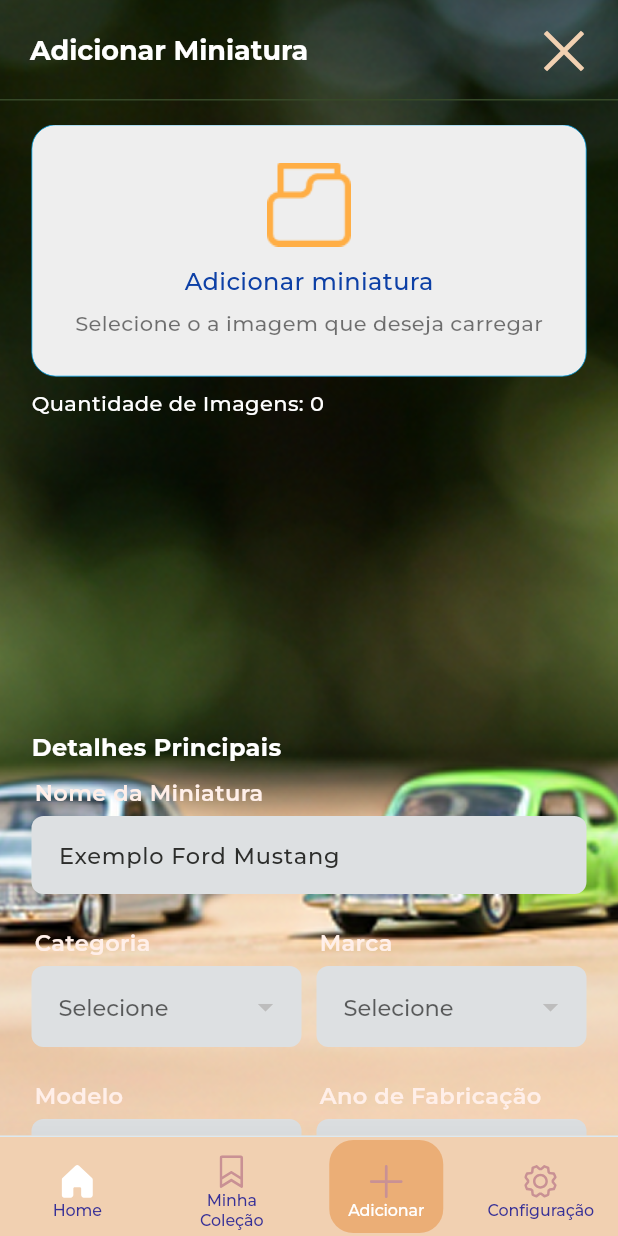
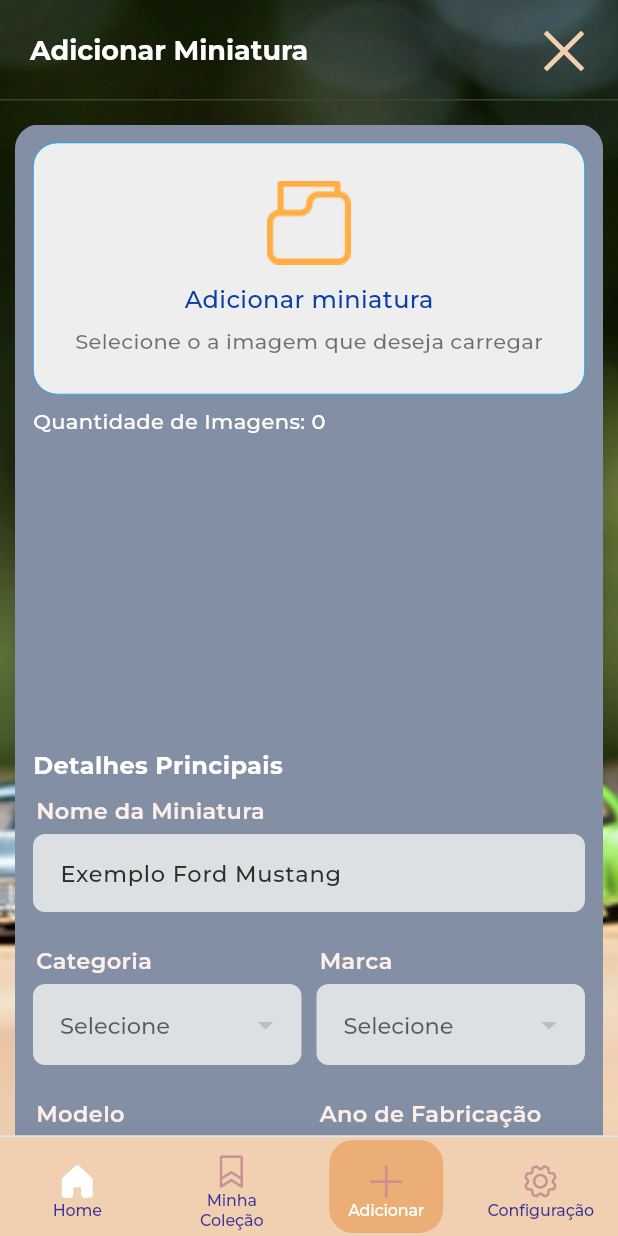
Before and after one commit to caneto/Catalago_colecionadores, a Flutter app: the AddCarColection screen opened by its route, on a phone screen of 412 x 824 dp. Run offline on Flutter 3.47's test engine with Material 3 defaults, Android fonts, the phone set to English and light mode, and no system bars; our stand-ins replace bloc, camera, device_preview, dotted_border, equatable, flutter_bloc and 11 more; missing offline and left inert: validatorless; accounts and stored records are empty; generated files the repository leaves out were written again; project files that could hold a hidden picture were left out.

Commit message:
Acerto do campo 'Escala' e unificado o padrão de validação dos textformfiiedl

```diff
--- a/lib/main.dart
+++ b/lib/main.dart
@@ -1,23 +1,19 @@
 import 'dart:async';
 import 'dart:developer';
 
-import 'package:camera/camera.dart';
 import 'package:catalago_colecionadores/src/colecao_main_app.dart';
 import 'package:device_preview/device_preview.dart';
 import 'package:flutter/material.dart';
-
-late List<CameraDescription> _cameras;
 
 void main() {
   runZonedGuarded(
     () async {
       WidgetsFlutterBinding.ensureInitialized();
-      //_cameras = await availableCameras();
 
       runApp(
         DevicePreview(
-          builder: (_) => ColecaoMainApp(),//cameras: _cameras),
-          enabled: false,  // Para ativsar o preview, troque para true.
+          builder: (_) => ColecaoMainApp(),
+          enabled: false, // Para ativsar o preview, troque para true.
         ),
       );
     },
--- a/lib/src/core/ui/theme/catalago_colecionador_theme.dart
+++ b/lib/src/core/ui/theme/catalago_colecionador_theme.dart
@@ -2,7 +2,9 @@ import 'package:flutter/material.dart';
 
 final class CatalagoColecionadorTheme {
   static const orangeColor = Color(0xFFFFAE45);
+  static const yellowColor = Color.fromARGB(255, 240, 235, 168);
   static const blackGround = Color.fromARGB(255, 96, 123, 173);
+  static const blackLightGround = Color.fromARGB(255, 131, 143, 165);
   static const headerBlackGround = Color.fromARGB(255, 24, 44, 29);
   static const textDescriptColor = Color(0xFFFFEFE9);
   static const blueColor = Color(0xFF0D40A6);
@@ -33,7 +35,6 @@ final class CatalagoColecionadorTheme {
   static String get font => 'Montserrat';
 
   static final lightTheme = ThemeData(
-    useMaterial3: true,
     colorScheme: ColorScheme.fromSeed(seedColor: textDescriptColor),
     fontFamily: font,
     scaffoldBackgroundColor: textDescriptColor,
@@ -53,7 +54,12 @@ final class CatalagoColecionadorTheme {
       enabledBorder: _defaultInputBorder,
       focusedBorder: _defaultInputBorder,
       errorBorder: _defaultInputBorder.copyWith(
-        borderSide: const BorderSide(color: Colors.red),
+        borderSide: const BorderSide(color: blueColor),
+      ),
+      errorStyle: TextStyle(
+        color:
+            yellowColor, // Garante que o TextStyle padrão use a cor do esquema
+        fontWeight: FontWeight.bold,
       ),
     ),
     outlinedButtonTheme: OutlinedButtonThemeData(
@@ -83,7 +89,7 @@ final class CatalagoColecionadorTheme {
     ),
   );
 
-   static InputDecoration inputDecorationAddCard({
+  static InputDecoration inputDecorationAddCard({
     String? hintText,
     Color colorSide = CatalagoColecionadorTheme.blueColor,
     bool isTextArea = false,
@@ -112,6 +118,11 @@ final class CatalagoColecionadorTheme {
       border: OutlineInputBorder(
         borderRadius: BorderRadius.circular(8),
         borderSide: BorderSide.none,
+      ),
+      errorStyle: TextStyle(
+        color:
+            yellowColor, // Garante que o TextStyle padrão use a cor do esquema
+        fontWeight: FontWeight.bold,
       ),
     );
   }
--- a/lib/src/core/ui/theme/theme.dart
+++ /dev/null
@@ -1,15 +0,0 @@
-import 'package:catalago_colecionadores/src/core/ui/theme/text_styles.dart';
-import 'package:flutter/material.dart';
-
-abstract final class AppTheme {
-  static get theme => ThemeData(
-    colorScheme: ColorScheme.fromSeed(seedColor: Colors.white),
-    scaffoldBackgroundColor: Colors.white,
-    appBarTheme: AppBarTheme(
-      backgroundColor: Colors.white,
-      titleTextStyle: AppTextStyles.semiBoldMedium.copyWith(
-        color: Colors.black,
-      ),
-    ),
-  );
-}
--- a/lib/src/core/ui/widgets/image_gallery.dart
+++ b/lib/src/core/ui/widgets/image_gallery.dart
@@ -1,5 +1,6 @@
 import 'dart:io';
 
+import 'package:catalago_colecionadores/src/core/ui/theme/catalago_colecionador_theme.dart';
 import 'package:flutter/material.dart';
 
 // Image gallery with selectable image
@@ -38,7 +39,7 @@ class ImageGallery extends StatelessWidget {
                       right: i == images.length - 1 ? 0 : 12,
                     ),
                     child: ClipRRect(
-                      borderRadius: BorderRadius.circular(16),
+                      borderRadius: BorderRadius.circular(18),
                       child: Container(
                         width: itemSize,
                         height: itemSize,
@@ -46,8 +47,8 @@ class ImageGallery extends StatelessWidget {
                           borderRadius: BorderRadius.circular(16),
                           border: Border.all(
                             color: selectedIndex == i
-                                ? Colors.red
-                                : const Color(0xFF0D40A6),
+                                ? CatalagoColecionadorTheme.orangeColor
+                                : CatalagoColecionadorTheme.bgInputAccent,
                             width: selectedIndex == i ? 4.0 : 1.5,
                           ),
                           boxShadow: [
--- a/lib/src/pages/add_car/add_car_colection.dart
+++ b/lib/src/pages/add_car/add_car_colection.dart
@@ -80,6 +80,8 @@ class _AddCarColectionState extends State<AddCarColection> {
   void _onSave() async {
     if (_formKey.currentState?.validate() != true) return;
 
+    FocusScope.of(context).unfocus();
+
     DateTime? dataAquizicao;
     if (_dataAquizicaoController.text.isNotEmpty) {
       final parts = _dataAquizicaoController.text.split('/');
@@ -118,7 +120,7 @@ class _AddCarColectionState extends State<AddCarColection> {
     if (mounted) {
       ScaffoldMessenger.of(context).showSnackBar(
         const SnackBar(
-          content: Text('Thumbnail saved!'),
+          content: Text('Item gravado com Sucesso!'),
           backgroundColor: CatalagoColecionadorTheme.bgInputAccent,
           behavior: SnackBarBehavior.floating,
         ),
@@ -141,7 +143,7 @@ class _AddCarColectionState extends State<AddCarColection> {
   Widget build(BuildContext context) {
     final sizeOf = MediaQuery.sizeOf(context);
 
-    final double maxContentWidth = 390.0;
+    final double maxContentWidth = 420.0;
     return Scaffold(
       resizeToAvoidBottomInset: true,
       body: SafeArea(
--- a/lib/src/pages/add_car/widget/add_car_colection_form.dart
+++ b/lib/src/pages/add_car/widget/add_car_colection_form.dart
@@ -7,6 +7,7 @@ import 'package:catalago_colecionadores/src/core/ui/theme/resource.dart';
 import 'package:flutter/material.dart';
 import 'package:flutter/services.dart';
 import 'package:go_router/go_router.dart';
+import 'package:validatorless/validatorless.dart';
 
 import '../../../core/ui/widgets/image_gallery.dart';
 import 'collection_condition_card.dart';
@@ -121,9 +122,16 @@ class _AddCarColectionFormState extends State<AddCarColectionForm> {
 
   @override
   Widget build(BuildContext context) {
-    //Temporaria para demostração
+    final sizeOf = MediaQuery.sizeOf(context);
 
-    return Form(
+    return Container(
+      padding: const EdgeInsets.all(12),
+      constraints: BoxConstraints(maxWidth: sizeOf.width * 0.99),
+      decoration: const BoxDecoration(
+        color: CatalagoColecionadorTheme.blackLightGround,
+        borderRadius: BorderRadius.all(Radius.circular(16)),
+      ),
+      child: Form(
         key: widget.formKey,
         child: Column(
           crossAxisAlignment: CrossAxisAlignment.stretch,
@@ -204,7 +212,9 @@ class _AddCarColectionFormState extends State<AddCarColectionForm> {
                     icon: const Icon(Icons.delete, color: Colors.red),
                     label: const Text(
                       'Excluir Imagem',
-                    style: TextStyle(color: Colors.red),
+                      style: TextStyle(
+                        color: CatalagoColecionadorTheme.yellowColor,
+                      ),
                     ),
                   ),
                 ),
@@ -232,9 +242,7 @@ class _AddCarColectionFormState extends State<AddCarColectionForm> {
                   hintText: 'Exemplo Ford Mustang',
                   colorSide: CatalagoColecionadorTheme.textMainAccent,
                 ),
-              validator: (v) => (v?.trim().isEmpty ?? true)
-                  ? 'Nome da Miniatura exigido'
-                  : null,
+                validator: Validatorless.required('Nome da Miniatura exigido'),
               ),
             ),
             // Categoria e Marca - PRIMEIRA LINHA
@@ -268,8 +276,7 @@ class _AddCarColectionFormState extends State<AddCarColectionForm> {
                             hintText: 'Selecione',
                             colorSide: CatalagoColecionadorTheme.textMainAccent,
                           ),
-                    validator: (v) =>
-                        (v == null || v.isEmpty) ? 'Categoria exigida' : null,
+                      validator: Validatorless.required('Categoria exigida'),
                     ),
                   ),
                 ),
@@ -301,8 +308,7 @@ class _AddCarColectionFormState extends State<AddCarColectionForm> {
                             hintText: 'Selecione',
                             colorSide: CatalagoColecionadorTheme.textMainAccent,
                           ),
-                    validator: (v) =>
-                        (v == null || v.isEmpty) ? 'Marca exigida' : null,
+                      validator: Validatorless.required('Marca exigida'),
                     ),
                   ),
                 ),
@@ -327,8 +333,7 @@ class _AddCarColectionFormState extends State<AddCarColectionForm> {
                             hintText: 'Ex Ford Mustang',
                             colorSide: CatalagoColecionadorTheme.textMainAccent,
                           ),
-                    validator: (v) =>
-                        (v?.trim().isEmpty ?? true) ? 'Modelo exigido' : null,
+                      validator: Validatorless.required('Modelo exigida'),
                     ),
                   ),
                 ),
@@ -349,8 +354,7 @@ class _AddCarColectionFormState extends State<AddCarColectionForm> {
                             colorSide: CatalagoColecionadorTheme.textMainAccent,
                           ),
                       keyboardType: TextInputType.number,
-                    validator: (v) =>
-                        (v?.trim().isEmpty ?? true) ? 'Ano exigido' : null,
+                      validator: Validatorless.required('Ano exigida'),
                     ),
                   ),
                 ),
@@ -372,8 +376,17 @@ class _AddCarColectionFormState extends State<AddCarColectionForm> {
                   hintText: 'Exemplo 1:64',
                   colorSide: CatalagoColecionadorTheme.textMainAccent,
                 ),
-              validator: (v) =>
-                  (v?.trim().isEmpty ?? true) ? 'Scale required' : null,
+                inputFormatters: [
+                  FilteringTextInputFormatter.allow(RegExp(r'[0-9:]')),
+                  LengthLimitingTextInputFormatter(5),
+                ],
+                validator: Validatorless.multiple([
+                  Validatorless.required('Escala obrigatoria'),
+                  Validatorless.regex(
+                    RegExp(r'^\d:\d{1,3}$'),
+                    'Formato inválido ex: 1:18',
+                  ),
+                ]),
               ),
             ),
 
@@ -439,11 +452,13 @@ class _AddCarColectionFormState extends State<AddCarColectionForm> {
                             return Theme(
                               data: Theme.of(context).copyWith(
                                 colorScheme: ColorScheme.light(
-                                primary: CatalagoColecionadorTheme.blueFaceBook,
+                                  primary:
+                                      CatalagoColecionadorTheme.blueFaceBook,
                                   onPrimary: Colors.white,
                                   surface:
                                       CatalagoColecionadorTheme.cardCategyColor,
-                                onSurface: CatalagoColecionadorTheme.whiteColor,
+                                  onSurface:
+                                      CatalagoColecionadorTheme.whiteColor,
                                 ),
                                 datePickerTheme: DatePickerThemeData(
                                   cancelButtonStyle: ButtonStyle(
@@ -510,8 +525,7 @@ class _AddCarColectionFormState extends State<AddCarColectionForm> {
                         FilteringTextInputFormatter.allow(RegExp(r'[0-9,]')),
                         DecimalInputFormatter(),
                       ],
-                    validator: (v) =>
-                        (v?.trim().isEmpty ?? true) ? 'Ano exigido' : null,
+                      validator: Validatorless.required('Preço exigido'),
                     ),
                   ),
                 ),
@@ -547,7 +561,8 @@ class _AddCarColectionFormState extends State<AddCarColectionForm> {
                         .infinity, // <-- Mude aqui de 192 para double.infinity
                     child: ElevatedButton(
                       style: ElevatedButton.styleFrom(
-                      backgroundColor: CatalagoColecionadorTheme.bgInputAccent,
+                        backgroundColor:
+                            CatalagoColecionadorTheme.bgInputAccent,
                         foregroundColor: Colors.white,
                         elevation: 2,
                         padding: const EdgeInsets.symmetric(vertical: 13),
@@ -571,6 +586,7 @@ class _AddCarColectionFormState extends State<AddCarColectionForm> {
             ),
           ],
         ),
+      ),
     );
   }
 }
--- a/lib/src/pages/auth/login/login_page.dart
+++ b/lib/src/pages/auth/login/login_page.dart
@@ -58,7 +58,7 @@ class _LoginPageState extends State<LoginPage> with MessageViewMixin {
                 padding: const EdgeInsets.all(25),
                 constraints: BoxConstraints(maxWidth: sizeOf.width * .84),
                 decoration: const BoxDecoration(
-                  color: Colors.white,
+                  color: CatalagoColecionadorTheme.whiteColor,
                   borderRadius: BorderRadius.all(Radius.circular(16)),
                 ),
                 child: Form(
```
Lines whose indentation alone changed are shown as unchanged.
